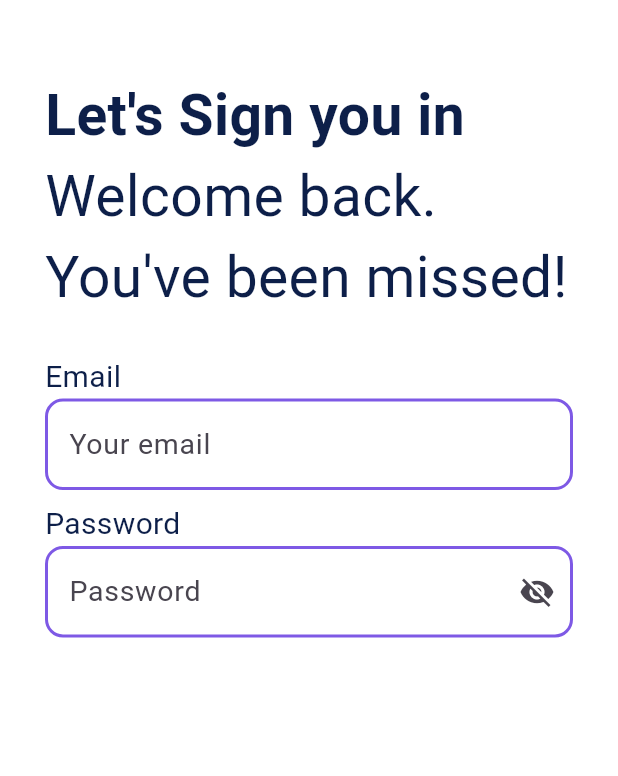
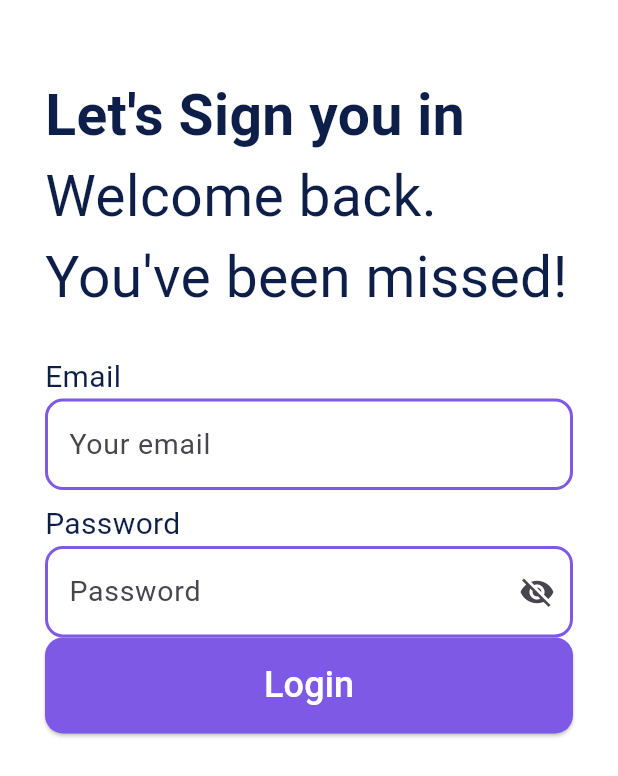
Before and after one commit to osamaabdo536/ATW-Training-App, a Flutter app: the screen it shows after launch, on a phone screen of 412 x 824 dp. Shown: the top 776 px of the screen. Run offline on Flutter 3.47's test engine with Material 3 defaults, Android fonts, the light colour scheme and no system bars.

Commit message:
create custom elevated button

```diff
--- /dev/null
+++ b/lib/feature/auth/login/presentation/views/widgets/custom_elevated_button.dart
@@ -0,0 +1,31 @@
+import 'package:atw/feature/auth/login/presentation/views/widgets/text_widget.dart';
+import 'package:flutter/cupertino.dart';
+import 'package:flutter/material.dart';
+
+import '../../../../../../constants.dart';
+
+class CustomElevatedButton extends StatelessWidget {
+  const CustomElevatedButton({
+    super.key,
+  });
+
+  @override
+  Widget build(BuildContext context) {
+    return ElevatedButton(
+      onPressed: () {},
+      style: ElevatedButton.styleFrom(
+        backgroundColor: primaryColor,
+        padding: const EdgeInsets.all(15),
+        shape: RoundedRectangleBorder(
+          borderRadius: BorderRadius.circular(12),
+        ),
+      ),
+      child: const TextWidget(
+        text: "Login",
+        size: 24,
+        fontWeight: FontWeight.w500,
+        color: Colors.white,
+      ),
+    );
+  }
+}
--- a/lib/feature/auth/login/presentation/views/widgets/login_view_body.dart
+++ b/lib/feature/auth/login/presentation/views/widgets/login_view_body.dart
@@ -1,6 +1,8 @@
 import 'package:atw/feature/auth/login/presentation/views/widgets/password_validation.dart';
 import 'package:atw/feature/auth/login/presentation/views/widgets/text_widget.dart';
 import 'package:flutter/material.dart';
+import '../../../../../../constants.dart';
+import 'custom_elevated_button.dart';
 import 'custom_text_form_filed.dart';
 import 'email_validation.dart';
 
@@ -24,7 +26,7 @@ class _LoginViewBodyState extends State<LoginViewBody> {
         body: Padding(
           padding: const EdgeInsets.symmetric(vertical: 50, horizontal: 30),
           child: Column(
-            crossAxisAlignment: CrossAxisAlignment.start,
+            crossAxisAlignment: CrossAxisAlignment.stretch,
             children: [
               const TextWidget(
                   text: "Let's Sign you in",
@@ -81,6 +83,7 @@ class _LoginViewBodyState extends State<LoginViewBody> {
                   ],
                 ),
               ),
+              const CustomElevatedButton(),
             ],
           ),
         ),
--- a/lib/feature/auth/login/presentation/views/widgets/text_widget.dart
+++ b/lib/feature/auth/login/presentation/views/widgets/text_widget.dart
@@ -5,12 +5,14 @@ class TextWidget extends StatelessWidget {
   final String text;
   final FontWeight fontWeight;
   final double size;
+  final Color color;
 
   const TextWidget({
     super.key,
     required this.text,
     required this.size,
     required this.fontWeight,
+    this.color = fontColor,
   });
 
   @override
@@ -19,7 +21,7 @@ class TextWidget extends StatelessWidget {
         style: TextStyle(
           fontSize: size,
           fontWeight: fontWeight,
-          color: fontColor,
+          color: color,
         ));
   }
 }
```
